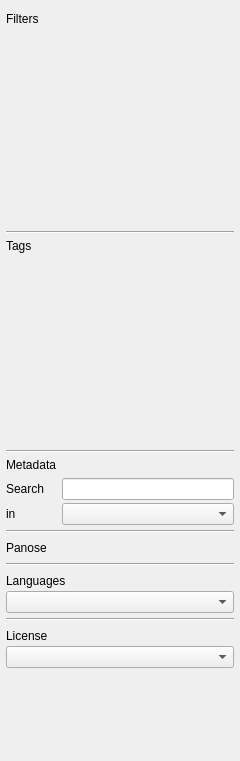
Above: src/filterbar.ui from eniac111/fontmatrix before the change. Below: the same form after it.
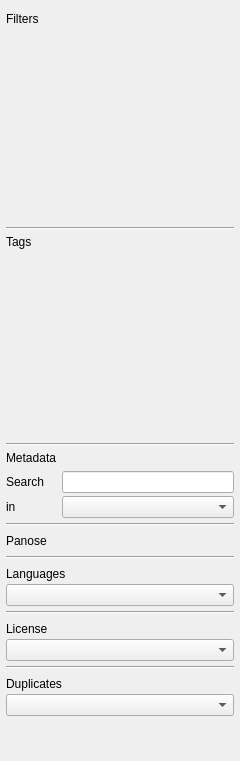
That is the form after the change. Custom widgets are drawn as their Qt base class.

The edit to the form file:
```diff
--- a/src/filterbar.ui
+++ b/src/filterbar.ui
@@ -20,7 +20,7 @@
    <property name="spacing">
     <number>2</number>
    </property>
-   <item row="19" column="0">
+   <item row="21" column="0">
     <spacer name="verticalSpacer">
      <property name="orientation">
       <enum>Qt::Vertical</enum>
@@ -554,6 +554,69 @@
      </item>
     </layout>
    </item>
+   <item row="19" column="0">
+    <widget class="Line" name="line_7">
+     <property name="orientation">
+      <enum>Qt::Horizontal</enum>
+     </property>
+    </widget>
+   </item>
+   <item row="20" column="0">
+    <layout class="QVBoxLayout" name="verticalLayout_8">
+     <property name="spacing">
+      <number>0</number>
+     </property>
+     <property name="topMargin">
+      <number>3</number>
+     </property>
+     <property name="bottomMargin">
+      <number>3</number>
+     </property>
+     <item>
+      <layout class="QHBoxLayout" name="horizontalLayout_7">
+       <item>
+        <widget class="OpenCloseArrow" name="duplicatesArrow">
+         <property name="text">
+          <string comment="@action:button">Duplicates</string>
+         </property>
+        </widget>
+       </item>
+       <item>
+        <spacer name="horizontalSpacer_7">
+         <property name="orientation">
+          <enum>Qt::Horizontal</enum>
+         </property>
+         <property name="sizeHint" stdset="0">
+          <size>
+           <width>40</width>
+           <height>20</height>
+          </size>
+         </property>
+        </spacer>
+       </item>
+      </layout>
+     </item>
+     <item>
+      <widget class="QWidget" name="duplicatesBox" native="true">
+       <layout class="QGridLayout" name="gridLayout_11">
+        <property name="margin">
+         <number>0</number>
+        </property>
+        <property name="spacing">
+         <number>0</number>
+        </property>
+        <item row="0" column="0">
+         <widget class="QComboBox" name="duplicatesCombo">
+          <property name="toolTip">
+           <string comment="@info:tooltip">The fonts the collection holds more than once. Reading the files takes a moment the first time.</string>
+          </property>
+         </widget>
+        </item>
+       </layout>
+      </widget>
+     </item>
+    </layout>
+   </item>
    <item row="10" column="0">
     <widget class="Line" name="line_3">
      <property name="orientation">
```
